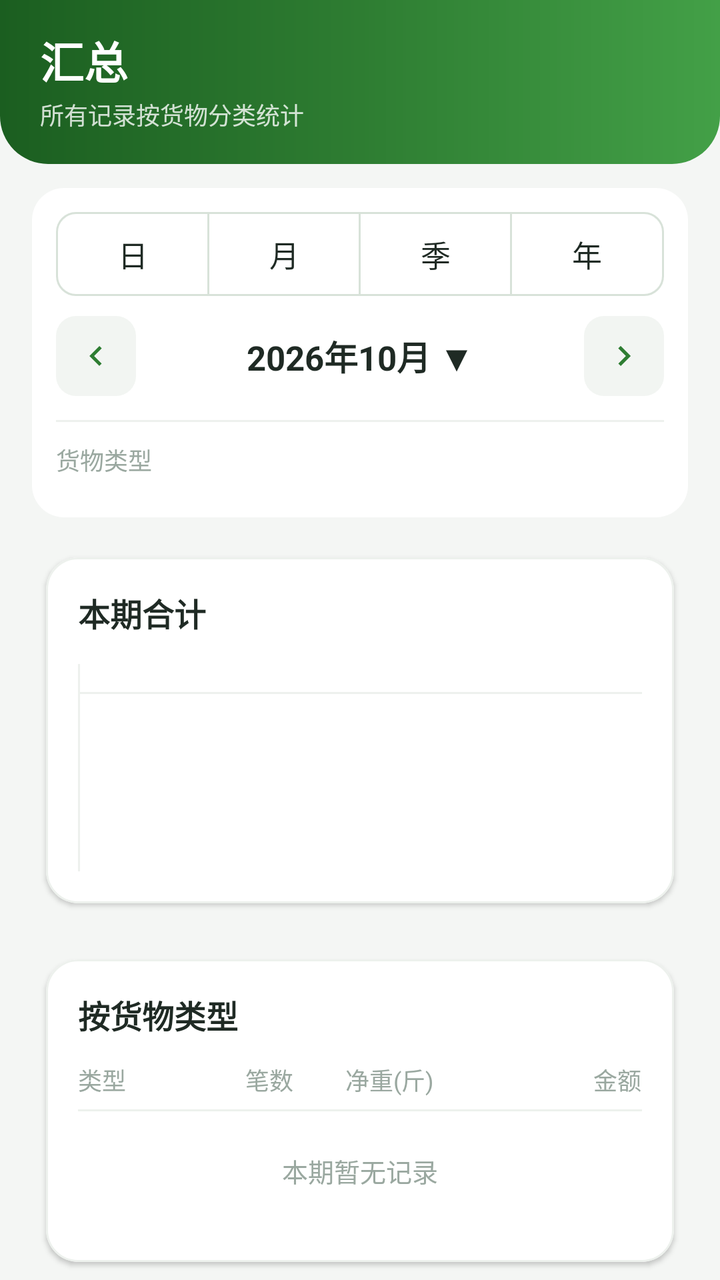
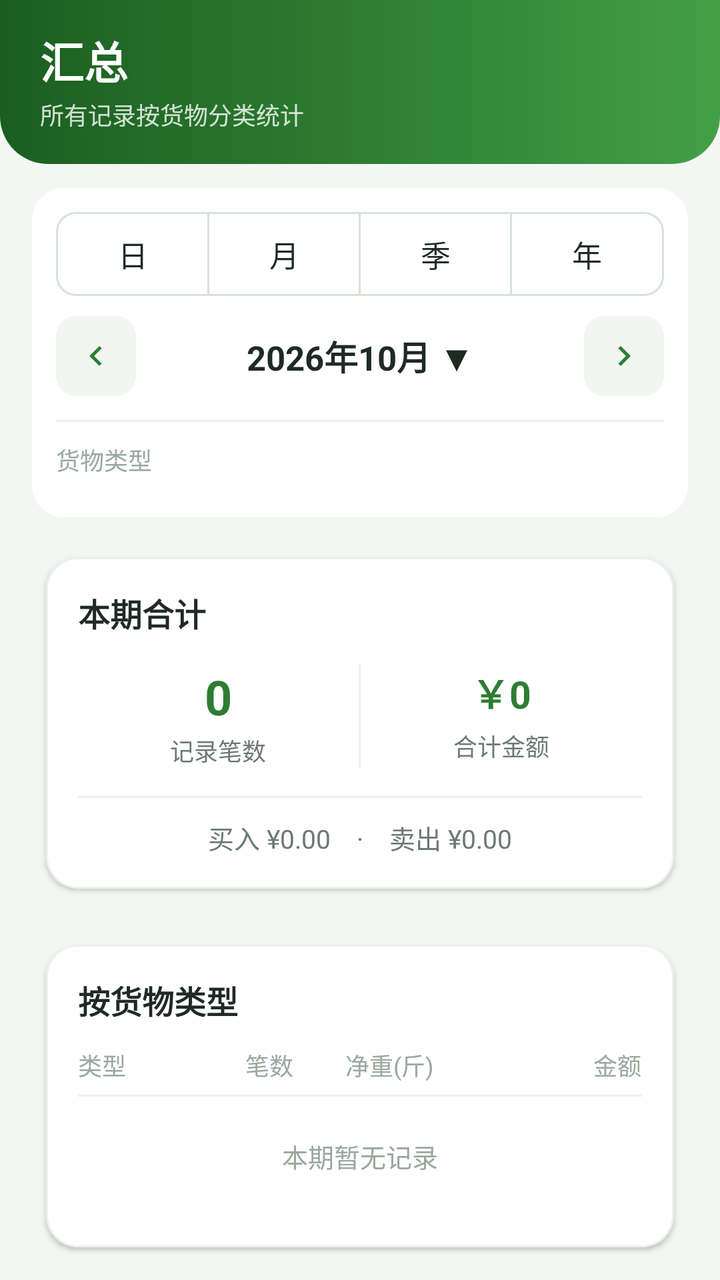

An Android layout rendered at two revisions. The XML below is the earlier revision; the diff shows what the commit changed to produce the second picture.
<!-- AndroidManifest.xml: application theme Theme.FarmTrade -->
<!-- res/layout/fragment_chart.xml -->
<?xml version="1.0" encoding="utf-8"?>
<LinearLayout xmlns:android="http://schemas.android.com/apk/res/android"
    xmlns:app="http://schemas.android.com/apk/res-auto"
    android:layout_width="match_parent"
    android:layout_height="match_parent"
    android:orientation="vertical"
    android:background="@color/bg_page">

    
    <LinearLayout
        android:layout_width="match_parent"
        android:layout_height="wrap_content"
        android:background="@drawable/bg_header"
        android:paddingStart="20dp"
        android:paddingEnd="20dp"
        android:paddingTop="14dp"
        android:paddingBottom="16dp"
        android:orientation="horizontal"
        android:gravity="center_vertical">

        <LinearLayout
            android:layout_width="0dp"
            android:layout_height="wrap_content"
            android:layout_weight="1"
            android:orientation="vertical">

            <TextView
                android:layout_width="wrap_content"
                android:layout_height="wrap_content"
                android:text="汇总"
                android:textColor="@color/white"
                android:textSize="22sp"
                android:textStyle="bold" />

            <TextView
                android:layout_width="wrap_content"
                android:layout_height="wrap_content"
                android:text="所有记录按货物分类统计"
                android:textColor="#CCFFFFFF"
                android:textSize="12sp"
                android:layout_marginTop="2dp" />
        </LinearLayout>
    </LinearLayout>

    
    <LinearLayout
        android:layout_width="match_parent"
        android:layout_height="wrap_content"
        android:layout_marginStart="16dp"
        android:layout_marginEnd="16dp"
        android:layout_marginTop="12dp"
        android:orientation="vertical"
        android:background="@drawable/bg_card"
        android:padding="12dp">

        <com.google.android.material.button.MaterialButtonToggleGroup
            android:id="@+id/togglePeriod"
            android:layout_width="match_parent"
            android:layout_height="wrap_content"
            app:selectionRequired="true"
            app:singleSelection="true">
            <com.google.android.material.button.MaterialButton
                android:id="@+id/btnPeriodDay"
                style="@style/Widget.FarmTrade.Button.Toggle"
                android:layout_width="0dp"
                android:layout_height="42dp"
                android:layout_weight="1"
                android:text="日" />
            <com.google.android.material.button.MaterialButton
                android:id="@+id/btnPeriodMonth"
                style="@style/Widget.FarmTrade.Button.Toggle"
                android:layout_width="0dp"
                android:layout_height="42dp"
                android:layout_weight="1"
                android:text="月" />
            <com.google.android.material.button.MaterialButton
                android:id="@+id/btnPeriodQuarter"
                style="@style/Widget.FarmTrade.Button.Toggle"
                android:layout_width="0dp"
                android:layout_height="42dp"
                android:layout_weight="1"
                android:text="季" />
            <com.google.android.material.button.MaterialButton
                android:id="@+id/btnPeriodYear"
                style="@style/Widget.FarmTrade.Button.Toggle"
                android:layout_width="0dp"
                android:layout_height="42dp"
                android:layout_weight="1"
                android:text="年" />
        </com.google.android.material.button.MaterialButtonToggleGroup>

        <LinearLayout
            android:layout_width="match_parent"
            android:layout_height="wrap_content"
            android:orientation="horizontal"
            android:gravity="center_vertical"
            android:layout_marginTop="10dp">

            <ImageView
                android:id="@+id/btnPrev"
                android:layout_width="40dp"
                android:layout_height="40dp"
                android:padding="10dp"
                android:src="@drawable/ic_chevron_left"
                android:contentDescription="上一个"
                android:background="@drawable/bg_input"
                android:clickable="true"
                android:focusable="true"
                app:tint="@color/green_primary" />

            <TextView
                android:id="@+id/tvPeriodLabel"
                android:layout_width="0dp"
                android:layout_height="40dp"
                android:layout_weight="1"
                android:text="2026年10月 ▼"
                android:textColor="@color/text_primary"
                android:textSize="17sp"
                android:textStyle="bold"
                android:gravity="center"
                android:clickable="true"
                android:focusable="true"
                android:background="?attr/selectableItemBackground" />

            <ImageView
                android:id="@+id/btnNext"
                android:layout_width="40dp"
                android:layout_height="40dp"
                android:padding="10dp"
                android:src="@drawable/ic_chevron_right"
                android:contentDescription="下一个"
                android:background="@drawable/bg_input"
                android:clickable="true"
                android:focusable="true"
                app:tint="@color/green_primary" />
        </LinearLayout>

        
        <View
            android:layout_width="match_parent"
            android:layout_height="1dp"
            android:background="@color/divider"
            android:layout_marginTop="12dp"
            android:layout_marginBottom="10dp" />

        <TextView
            android:layout_width="wrap_content"
            android:layout_height="wrap_content"
            android:text="货物类型"
            android:textColor="@color/text_hint"
            android:textSize="12sp"
            android:layout_marginBottom="8dp" />

        <HorizontalScrollView
            android:layout_width="match_parent"
            android:layout_height="wrap_content"
            android:scrollbars="none">

            <com.google.android.material.chip.ChipGroup
                android:id="@+id/chipGroupTypeFilter"
                android:layout_width="wrap_content"
                android:layout_height="wrap_content"
                app:chipSpacingHorizontal="8dp"
                app:selectionRequired="true"
                app:singleSelection="true" />
        </HorizontalScrollView>
    </LinearLayout>

    <ScrollView
        android:layout_width="match_parent"
        android:layout_height="0dp"
        android:layout_weight="1"
        android:fillViewport="true"
        android:scrollbars="none">

        <LinearLayout
            android:layout_width="match_parent"
            android:layout_height="wrap_content"
            android:orientation="vertical"
            android:paddingStart="16dp"
            android:paddingEnd="16dp"
            android:paddingTop="12dp"
            android:paddingBottom="24dp">

            
            <com.google.android.material.card.MaterialCardView
                android:layout_width="match_parent"
                android:layout_height="wrap_content"
                android:layout_marginBottom="12dp"
                app:cardCornerRadius="@dimen/radius_m"
                app:cardElevation="1.5dp"
                app:strokeColor="@color/divider"
                app:strokeWidth="1dp">

                <LinearLayout
                    android:layout_width="match_parent"
                    android:layout_height="wrap_content"
                    android:orientation="vertical"
                    android:padding="16dp">

                    <TextView
                        android:layout_width="wrap_content"
                        android:layout_height="wrap_content"
                        android:text="本期合计"
                        android:textColor="@color/text_primary"
                        android:textSize="16sp"
                        android:textStyle="bold" />

                    <LinearLayout
                        android:layout_width="match_parent"
                        android:layout_height="wrap_content"
                        android:orientation="horizontal"
                        android:layout_marginTop="14dp"
                        android:weightSum="2">

                        <LinearLayout
                            android:layout_width="0dp"
                            android:layout_height="wrap_content"
                            android:layout_weight="1"
                            android:orientation="vertical"
                            android:gravity="center">

                            <TextView
                                android:id="@+id/tvStatCount"
                                android:layout_width="wrap_content"
                                android:layout_height="wrap_content"
                                android:text="0"
                                android:textColor="@color/green_primary"
                                android:textSize="24sp"
                                android:textStyle="bold" />

                            <TextView
                                android:layout_width="wrap_content"
                                android:layout_height="wrap_content"
                                android:text="记录笔数"
                                android:textColor="@color/text_secondary"
                                android:textSize="12sp"
                                android:layout_marginTop="2dp" />
                        </LinearLayout>

                        <View
                            android:layout_width="1dp"
                            android:layout_height="match_parent"
                            android:background="@color/divider" />

                        <LinearLayout
                            android:layout_width="0dp"
                            android:layout_height="wrap_content"
                            android:layout_weight="1"
                            android:orientation="vertical"
                            android:gravity="center">

                            <TextView
                                android:id="@+id/tvStatAmount"
                                android:layout_width="wrap_content"
                                android:layout_height="wrap_content"
                                android:text="￥0"
                                android:textColor="@color/green_primary"
                                android:textSize="19sp"
                                android:textStyle="bold"
                                android:maxLines="1" />

                            <TextView
                                android:layout_width="wrap_content"
                                android:layout_height="wrap_content"
                                android:text="合计金额"
                                android:textColor="@color/text_secondary"
                                android:textSize="12sp"
                                android:layout_marginTop="4dp" />
                        </LinearLayout>

                        <View
                            android:layout_width="match_parent"
                            android:layout_height="1dp"
                            android:background="@color/divider"
                            android:layout_marginTop="14dp" />

                        <TextView
                            android:id="@+id/tvDirectionSplit"
                            android:layout_width="match_parent"
                            android:layout_height="wrap_content"
                            android:layout_marginTop="10dp"
                            android:text="买入 ¥0.00　·　卖出 ¥0.00"
                            android:textColor="@color/text_secondary"
                            android:textSize="13sp"
                            android:gravity="center" />
                    </LinearLayout>
                </LinearLayout>
            </com.google.android.material.card.MaterialCardView>

            
            <com.google.android.material.card.MaterialCardView
                android:layout_width="match_parent"
                android:layout_height="wrap_content"
                android:layout_marginBottom="12dp"
                app:cardCornerRadius="@dimen/radius_m"
                app:cardElevation="1.5dp"
                app:strokeColor="@color/divider"
                app:strokeWidth="1dp">

                <LinearLayout
                    android:layout_width="match_parent"
                    android:layout_height="wrap_content"
                    android:orientation="vertical"
                    android:padding="16dp">

                    <TextView
                        android:layout_width="wrap_content"
                        android:layout_height="wrap_content"
                        android:text="按货物类型"
                        android:textColor="@color/text_primary"
                        android:textSize="16sp"
                        android:textStyle="bold" />

                    <LinearLayout
                        android:layout_width="match_parent"
                        android:layout_height="wrap_content"
                        android:orientation="horizontal"
                        android:layout_marginTop="12dp"
                        android:paddingBottom="6dp">

                        <TextView
                            android:layout_width="0dp"
                            android:layout_height="wrap_content"
                            android:layout_weight="1.0"
                            android:text="类型"
                            android:textColor="@color/text_hint"
                            android:textSize="12sp" />

                        <TextView
                            android:layout_width="0dp"
                            android:layout_height="wrap_content"
                            android:layout_weight="0.55"
                            android:text="笔数"
                            android:textColor="@color/text_hint"
                            android:textSize="12sp"
                            android:gravity="center" />

                        <TextView
                            android:layout_width="0dp"
                            android:layout_height="wrap_content"
                            android:layout_weight="1.05"
                            android:text="净重(斤)"
                            android:textColor="@color/text_hint"
                            android:textSize="12sp"
                            android:gravity="center" />

                        <TextView
                            android:layout_width="0dp"
                            android:layout_height="wrap_content"
                            android:layout_weight="1.15"
                            android:text="金额"
                            android:textColor="@color/text_hint"
                            android:textSize="12sp"
                            android:gravity="end" />
                    </LinearLayout>

                    <View
                        android:layout_width="match_parent"
                        android:layout_height="1dp"
                        android:background="@color/divider" />

                    <LinearLayout
                        android:id="@+id/llTypeRows"
                        android:layout_width="match_parent"
                        android:layout_height="wrap_content"
                        android:orientation="vertical" />

                    <TextView
                        android:id="@+id/tvTypeEmpty"
                        android:layout_width="match_parent"
                        android:layout_height="wrap_content"
                        android:text="本期暂无记录"
                        android:textColor="@color/text_hint"
                        android:textSize="13sp"
                        android:gravity="center"
                        android:paddingTop="20dp"
                        android:paddingBottom="20dp" />
                </LinearLayout>
            </com.google.android.material.card.MaterialCardView>

            
            <com.google.android.material.card.MaterialCardView
                android:layout_width="match_parent"
                android:layout_height="wrap_content"
                app:cardCornerRadius="@dimen/radius_m"
                app:cardElevation="1.5dp"
                app:strokeColor="@color/divider"
                app:strokeWidth="1dp">

                <LinearLayout
                    android:layout_width="match_parent"
                    android:layout_height="wrap_content"
                    android:orientation="vertical"
                    android:padding="16dp">

                    <TextView
                        android:layout_width="wrap_content"
                        android:layout_height="wrap_content"
                        android:text="按时间明细"
                        android:textColor="@color/text_primary"
                        android:textSize="16sp"
                        android:textStyle="bold" />

                    <LinearLayout
                        android:layout_width="match_parent"
                        android:layout_height="wrap_content"
                        android:orientation="horizontal"
                        android:layout_marginTop="12dp"
                        android:paddingBottom="6dp">

                        <TextView
                            android:layout_width="0dp"
                            android:layout_height="wrap_content"
                            android:layout_weight="1.3"
                            android:text="时间"
                            android:textColor="@color/text_hint"
                            android:textSize="12sp" />

                        <TextView
                            android:layout_width="0dp"
                            android:layout_height="wrap_content"
                            android:layout_weight="0.7"
                            android:text="笔数"
                            android:textColor="@color/text_hint"
                            android:textSize="12sp"
                            android:gravity="center" />

                        <TextView
                            android:layout_width="0dp"
                            android:layout_height="wrap_content"
                            android:layout_weight="1.2"
                            android:text="金额"
                            android:textColor="@color/text_hint"
                            android:textSize="12sp"
                            android:gravity="end" />
                    </LinearLayout>

                    <View
                        android:layout_width="match_parent"
                        android:layout_height="1dp"
                        android:background="@color/divider" />

                    <LinearLayout
                        android:id="@+id/llPeriodRows"
                        android:layout_width="match_parent"
                        android:layout_height="wrap_content"
                        android:orientation="vertical" />

                    <TextView
                        android:id="@+id/tvPeriodEmpty"
                        android:layout_width="match_parent"
                        android:layout_height="wrap_content"
                        android:text="本期暂无记录"
                        android:textColor="@color/text_hint"
                        android:textSize="13sp"
                        android:gravity="center"
                        android:paddingTop="20dp"
                        android:paddingBottom="20dp" />
                </LinearLayout>
            </com.google.android.material.card.MaterialCardView>
        </LinearLayout>
    </ScrollView>
</LinearLayout>
<!-- resources referenced by this layout -->
<resources>
  <color name="bg_page">#F4F6F4</color>
  <color name="divider">#EDF1ED</color>
  <color name="green_primary">#2E7D32</color>
  <color name="text_hint">#9AA8A0</color>
  <color name="text_primary">#1F2A24</color>
  <color name="text_secondary">#6B7A72</color>
  <color name="white">#FFFFFF</color>
  <dimen name="radius_m">16dp</dimen>
  <!-- drawable bg_card (drawable) -->
  <?xml version="1.0" encoding="utf-8"?>
  <shape xmlns:android="http://schemas.android.com/apk/res/android" android:shape="rectangle">
      <solid android:color="@color/surface" />
      <corners android:radius="@dimen/radius_m" />
  </shape>
  <!-- drawable bg_input (drawable) -->
  <?xml version="1.0" encoding="utf-8"?>
  <shape xmlns:android="http://schemas.android.com/apk/res/android" android:shape="rectangle">
      <solid android:color="@color/input_fill" />
      <corners android:radius="@dimen/radius_s" />
  </shape>
  <color name="surface">#FFFFFF</color>
  <color name="green_primary_dark">#1B5E20</color>
  <color name="green_primary_light">#43A047</color>
  <dimen name="radius_l">24dp</dimen>
  <color name="input_fill">#F2F5F2</color>
  <dimen name="radius_s">10dp</dimen>
  <color name="chip_stroke">#D8E2D9</color>
  <color name="orange_primary">#EF6C00</color>
  <color name="danger">#D32F2F</color>
  <style name="Widget.FarmTrade.Fab" parent="Widget.MaterialComponents.FloatingActionButton">
          <item name="backgroundTint">@color/green_primary</item>
          <item name="tint">@color/white</item>
          <item name="elevation">6dp</item>
          <item name="fabCustomSize">60dp</item>
          <item name="shapeAppearanceOverlay">@style/ShapeAppearanceOverlay.FarmTrade.Fab</item>
      </style>
  <style name="ThemeOverlay.FarmTrade.BottomSheetDialog" parent="ThemeOverlay.MaterialComponents.BottomSheetDialog">
          <item name="bottomSheetStyle">@style/Widget.FarmTrade.BottomSheet</item>
          <item name="android:windowIsFloating">false</item>
          <item name="android:statusBarColor">@android:color/transparent</item>
      </style>
  <style name="ThemeOverlay.FarmTrade.Dialog" parent="ThemeOverlay.MaterialComponents.MaterialAlertDialog">
          <item name="shapeAppearanceOverlay">@style/ShapeAppearanceOverlay.FarmTrade.Dialog</item>
      </style>
  <color name="border">#E4EAE5</color>
  <dimen name="radius_pill">999dp</dimen>
  <style name="Text.BottomNav.Active" parent="TextAppearance.AppCompat">
          <item name="android:textSize">11sp</item>
          <item name="android:textStyle">bold</item>
          <item name="android:textColor">@color/green_primary</item>
      </style>
  <style name="Text.BottomNav" parent="TextAppearance.AppCompat">
          <item name="android:textSize">11sp</item>
          <item name="android:textColor">@color/text_hint</item>
      </style>
  <style name="ShapeAppearanceOverlay.FarmTrade.Fab" parent="">
          <item name="cornerFamily">rounded</item>
          <item name="cornerSize">18dp</item>
      </style>
  <style name="Widget.FarmTrade.BottomSheet" parent="Widget.MaterialComponents.BottomSheet.Modal">
          <item name="android:background">@drawable/bg_bottom_sheet</item>
      </style>
  <style name="ShapeAppearanceOverlay.FarmTrade.Dialog" parent="">
          <item name="cornerFamily">rounded</item>
          <item name="cornerSize">24dp</item>
      </style>
  <!-- drawable bg_bottom_sheet (drawable) -->
  <?xml version="1.0" encoding="utf-8"?>
  <shape xmlns:android="http://schemas.android.com/apk/res/android" android:shape="rectangle">
      <solid android:color="@color/surface" />
      <corners
          android:topLeftRadius="@dimen/radius_l"
          android:topRightRadius="@dimen/radius_l" />
  </shape>
  <!-- unchanged entries left out for length: 12 -->
</resources>

<!-- the commit's change to res/layout/fragment_chart.xml (unified diff, before → after) -->
@@ -269,22 +269,23 @@
                                 android:layout_marginTop="4dp" />
                         </LinearLayout>
 
-                        <View
-                            android:layout_width="match_parent"
-                            android:layout_height="1dp"
-                            android:background="@color/divider"
-                            android:layout_marginTop="14dp" />
-
-                        <TextView
-                            android:id="@+id/tvDirectionSplit"
-                            android:layout_width="match_parent"
-                            android:layout_height="wrap_content"
-                            android:layout_marginTop="10dp"
-                            android:text="买入 ¥0.00　·　卖出 ¥0.00"
-                            android:textColor="@color/text_secondary"
-                            android:textSize="13sp"
-                            android:gravity="center" />
                     </LinearLayout>
+
+                    <View
+                        android:layout_width="match_parent"
+                        android:layout_height="1dp"
+                        android:background="@color/divider"
+                        android:layout_marginTop="14dp" />
+
+                    <TextView
+                        android:id="@+id/tvDirectionSplit"
+                        android:layout_width="match_parent"
+                        android:layout_height="wrap_content"
+                        android:layout_marginTop="10dp"
+                        android:text="买入 ¥0.00　·　卖出 ¥0.00"
+                        android:textColor="@color/text_secondary"
+                        android:textSize="13sp"
+                        android:gravity="center" />
                 </LinearLayout>
             </com.google.android.material.card.MaterialCardView>
 
